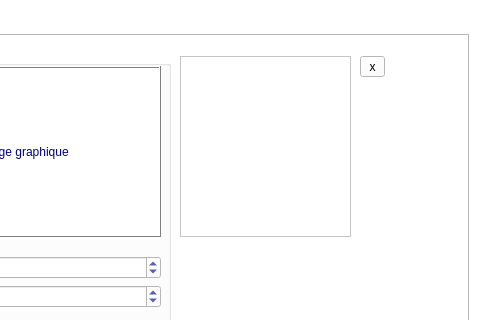
Before: the Qt Designer form resultswindow.ui in Anthex/GL40, drawn with Qt 5; both pictures show x 162 to 642 and y 0 to 320 of the 642 by 440 pixel window.
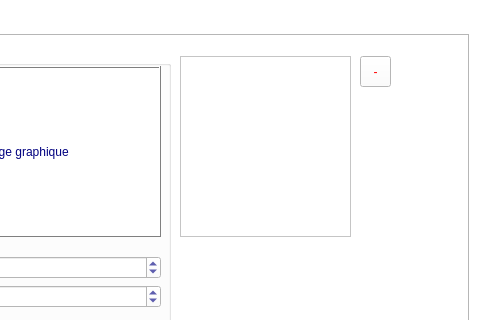
After: the same form once the commit is applied. Custom widgets are drawn as their Qt base class.

The edit to the form file:
```diff
--- a/resultswindow.ui
+++ b/resultswindow.ui
@@ -567,12 +567,211 @@
       <rect>
        <x>510</x>
        <y>20</y>
-       <width>25</width>
-       <height>21</height>
+       <width>31</width>
+       <height>31</height>
       </rect>
      </property>
+     <property name="palette">
+      <palette>
+       <active>
+        <colorrole role="WindowText">
+         <brush brushstyle="SolidPattern">
+          <color alpha="255">
+           <red>0</red>
+           <green>0</green>
+           <blue>127</blue>
+          </color>
+         </brush>
+        </colorrole>
+        <colorrole role="Dark">
+         <brush brushstyle="SolidPattern">
+          <color alpha="255">
+           <red>255</red>
+           <green>255</green>
+           <blue>255</blue>
+          </color>
+         </brush>
+        </colorrole>
+        <colorrole role="Mid">
+         <brush brushstyle="SolidPattern">
+          <color alpha="255">
+           <red>255</red>
+           <green>255</green>
+           <blue>255</blue>
+          </color>
+         </brush>
+        </colorrole>
+        <colorrole role="Text">
+         <brush brushstyle="SolidPattern">
+          <color alpha="255">
+           <red>0</red>
+           <green>0</green>
+           <blue>0</blue>
+          </color>
+         </brush>
+        </colorrole>
+        <colorrole role="ButtonText">
+         <brush brushstyle="SolidPattern">
+          <color alpha="255">
+           <red>255</red>
+           <green>0</green>
+           <blue>0</blue>
+          </color>
+         </brush>
+        </colorrole>
+        <colorrole role="Highlight">
+         <brush brushstyle="SolidPattern">
+          <color alpha="255">
+           <red>51</red>
+           <green>153</green>
+           <blue>255</blue>
+          </color>
+         </brush>
+        </colorrole>
+        <colorrole role="AlternateBase">
+         <brush brushstyle="SolidPattern">
+          <color alpha="255">
+           <red>255</red>
+           <green>255</green>
+           <blue>255</blue>
+          </color>
+         </brush>
+        </colorrole>
+       </active>
+       <inactive>
+        <colorrole role="WindowText">
+         <brush brushstyle="SolidPattern">
+          <color alpha="255">
+           <red>0</red>
+           <green>0</green>
+           <blue>127</blue>
+          </color>
+         </brush>
+        </colorrole>
+        <colorrole role="Dark">
+         <brush brushstyle="SolidPattern">
+          <color alpha="255">
+           <red>255</red>
+           <green>255</green>
+           <blue>255</blue>
+          </color>
+         </brush>
+        </colorrole>
+        <colorrole role="Mid">
+         <brush brushstyle="SolidPattern">
+          <color alpha="255">
+           <red>255</red>
+           <green>255</green>
+           <blue>255</blue>
+          </color>
+         </brush>
+        </colorrole>
+        <colorrole role="Text">
+         <brush brushstyle="SolidPattern">
+          <color alpha="255">
+           <red>0</red>
+           <green>0</green>
+           <blue>0</blue>
+          </color>
+         </brush>
+        </colorrole>
+        <colorrole role="ButtonText">
+         <brush brushstyle="SolidPattern">
+          <color alpha="255">
+           <red>255</red>
+           <green>0</green>
+           <blue>0</blue>
+          </color>
+         </brush>
+        </colorrole>
+        <colorrole role="Highlight">
+         <brush brushstyle="SolidPattern">
+          <color alpha="255">
+           <red>255</red>
+           <green>255</green>
+           <blue>255</blue>
+          </color>
+         </brush>
+        </colorrole>
+        <colorrole role="AlternateBase">
+         <brush brushstyle="SolidPattern">
+          <color alpha="255">
+           <red>255</red>
+           <green>255</green>
+           <blue>255</blue>
+          </color>
+         </brush>
+        </colorrole>
+       </inactive>
+       <disabled>
+        <colorrole role="WindowText">
+         <brush brushstyle="SolidPattern">
+          <color alpha="255">
+           <red>255</red>
+           <green>255</green>
+           <blue>255</blue>
+          </color>
+         </brush>
+        </colorrole>
+        <colorrole role="Dark">
+         <brush brushstyle="SolidPattern">
+          <color alpha="255">
+           <red>255</red>
+           <green>255</green>
+           <blue>255</blue>
+          </color>
+         </brush>
+        </colorrole>
+        <colorrole role="Mid">
+         <brush brushstyle="SolidPattern">
+          <color alpha="255">
+           <red>255</red>
+           <green>255</green>
+           <blue>255</blue>
+          </color>
+         </brush>
+        </colorrole>
+        <colorrole role="Text">
+         <brush brushstyle="SolidPattern">
+          <color alpha="255">
+           <red>255</red>
+           <green>255</green>
+           <blue>255</blue>
+          </color>
+         </brush>
+        </colorrole>
+        <colorrole role="ButtonText">
+         <brush brushstyle="SolidPattern">
+          <color alpha="255">
+           <red>255</red>
+           <green>255</green>
+           <blue>255</blue>
+          </color>
+         </brush>
+        </colorrole>
+        <colorrole role="Highlight">
+         <brush brushstyle="SolidPattern">
+          <color alpha="255">
+           <red>51</red>
+           <green>153</green>
+           <blue>255</blue>
+          </color>
+         </brush>
+        </colorrole>
+        <colorrole role="AlternateBase">
+         <brush brushstyle="SolidPattern">
+          <color alpha="255">
+           <red>255</red>
+           <green>255</green>
+           <blue>255</blue>
+          </color>
+         </brush>
+        </colorrole>
+       </disabled>
+      </palette>
+     </property>
      <property name="text">
-      <string>x</string>
+      <string>-</string>
      </property>
     </widget>
    </widget>
```
